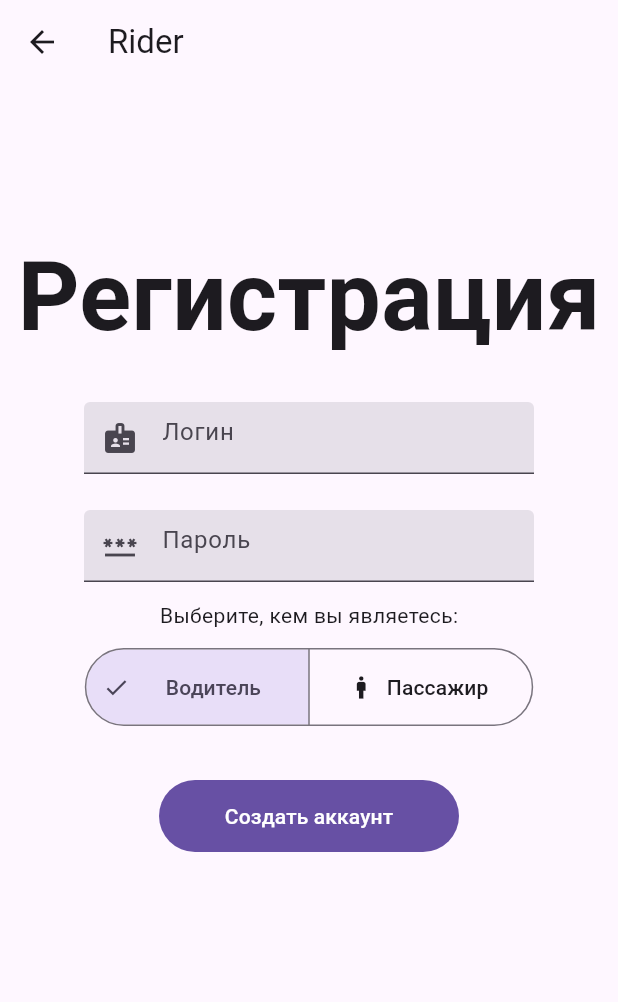
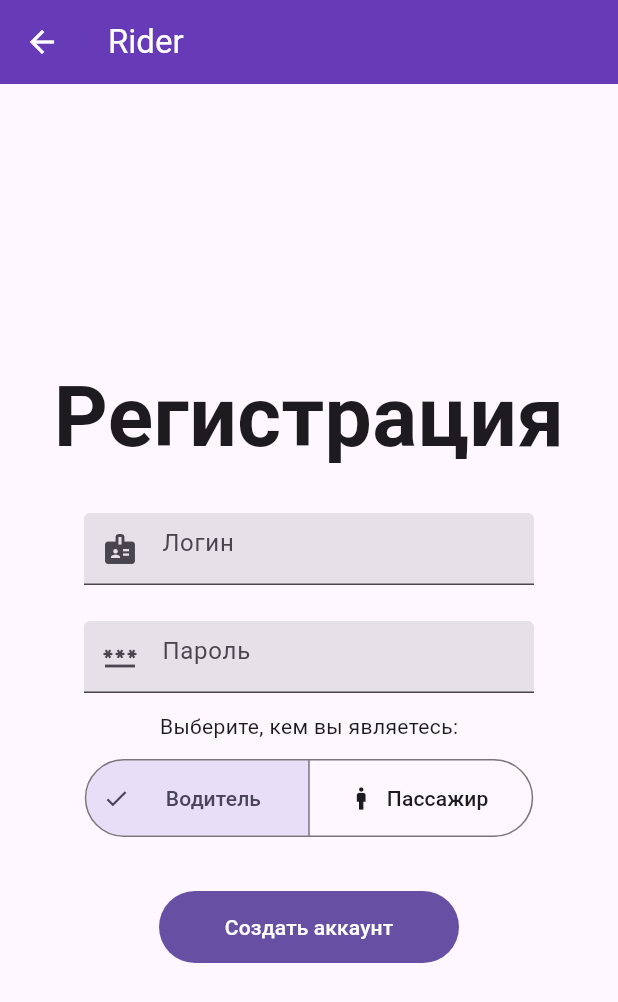
Before and after one commit to 1Taafe/Rider, a Flutter app: the screen it shows after launch, after a tap on "Регистрация", on a phone screen of 412 x 824 dp. Shown: the top 1002 px of the screen. Run offline on Flutter 3.47's test engine with Material 2 defaults, Android fonts, the phone set to English and light mode, and no system bars; our stand-ins replace flutter_spinkit; network calls fail.

Commit message:
Changes: -minor

```diff
--- a/lib/main.dart
+++ b/lib/main.dart
@@ -1,7 +1,6 @@
 import 'package:flutter/material.dart';
 import 'package:rider/pages/LoginPage.dart';
 import 'package:rider/pages/RegisterPage.dart';
-import 'package:http/http.dart' as http;
 
 void main() {
   runApp(MaterialApp(
--- a/lib/pages/LoginPage.dart
+++ b/lib/pages/LoginPage.dart
@@ -23,16 +23,19 @@ class _LoginPageState extends State<LoginPage> {
     return Scaffold(
         appBar: AppBar(
           title: Text(widget.title),
+          backgroundColor: Colors.deepPurple,
+          foregroundColor: Colors.white,
         ),
         body: Column(
+            mainAxisAlignment: MainAxisAlignment.center,
             children: [
               Container(
-                margin: const EdgeInsets.only(top: 96),
+                margin: const EdgeInsets.only(top: 0),
                 child: const Center(
                   child: Text(
                     'Вход',
                     style: TextStyle(
-                        fontSize: 64,
+                        fontSize: 56,
                         fontWeight: FontWeight.bold
                     ),
                   ),
--- a/lib/pages/RegisterPage.dart
+++ b/lib/pages/RegisterPage.dart
@@ -42,16 +42,19 @@ class RegisterPageState extends State<RegisterPage>{
     return Scaffold(
         appBar: AppBar(
           title: const Text("Rider"),
+          backgroundColor: Colors.deepPurple,
+          foregroundColor: Colors.white,
         ),
         body: Column(
+            mainAxisAlignment: MainAxisAlignment.center,
             children: [
               Container(
-                  margin: const EdgeInsets.only(top: 96),
+                  margin: const EdgeInsets.only(top: 0),
                   child: const Center(
                       child: Text(
                         'Регистрация',
                         style: TextStyle(
-                            fontSize: 64,
+                            fontSize: 56,
                             fontWeight: FontWeight.bold
                         ),
                       )
@@ -105,6 +108,10 @@ class RegisterPageState extends State<RegisterPage>{
                 ),
               ),
               Center(
+                child: Row(
+                  mainAxisAlignment: MainAxisAlignment.center,
+                  children: [
+                    Center(
                       child: Container(
                           margin: const EdgeInsets.only(top: 32),
                           child: ConstrainedBox(
@@ -122,14 +129,17 @@ class RegisterPageState extends State<RegisterPage>{
                         visible: isLoaderVisible,
                         child: Center(
                           child: Container(
-                    margin: const EdgeInsets.only(top: 32),
-                    child: const SpinKitPouringHourGlassRefined(
+                            margin: const EdgeInsets.fromLTRB(32,32, 0, 0),
+                            child: const SpinKitSpinningLines(
                               color: Colors.deepPurple,
-                      duration: Duration(milliseconds: 1600),
-                      size: 70.0,
+                              duration: Duration(milliseconds: 2200),
+                              size: 48.0,
                             ),
                           ),
                         )
+                    )
+                  ],
+                ),
               )
             ]
         )
@@ -154,7 +164,7 @@ class RegisterPageState extends State<RegisterPage>{
           updateButtonState();
         })
         .catchError((error) {
-          showAlertDialog(context, "Ошибка", "Отсутствует связь с сервером.");
+          showAlertDialog(context, "Ошибка", error.toString());
           toggleLoaderVisibility();
           updateButtonState();
         }
@@ -170,13 +180,41 @@ class RegisterPageState extends State<RegisterPage>{
       'role' : role
     });
     if (response.statusCode == 200) {
-      showAlertDialog(context, 'Alert', response.body);
+      toggleLoaderVisibility();
+      showAlertDialogWithAction(context, 'Уведомление', response.body, (){
+        Navigator.pushNamedAndRemoveUntil(context, "/", (route) => false);
+      });
+    }
+    else {
+      showAlertDialog(context, 'Ошибка', response.body);
       toggleLoaderVisibility();
     }
-    else {
-      showAlertDialog(context, 'Alert', response.body);
-      toggleLoaderVisibility();
   }
+
+  void showAlertDialogWithAction(BuildContext context, String title, String message, VoidCallback action) {
+    // Create the AlertDialog
+    AlertDialog dialog = AlertDialog(
+      title: Text(title),
+      content: Text(message),
+      actions: <Widget>[
+        TextButton(
+          child: Text('OK'),
+          onPressed: () {
+
+            Navigator.of(context).pop();
+            action();
+          },
+        ),
+      ],
+    );
+
+    // Show the dialog
+    showDialog(
+      context: context,
+      builder: (BuildContext context) {
+        return dialog;
+      },
+    );
   }
 
   void showAlertDialog(BuildContext context, String title, String message) {
@@ -188,7 +226,6 @@ class RegisterPageState extends State<RegisterPage>{
         TextButton(
           child: Text('OK'),
           onPressed: () {
-            // Close the dialog
             Navigator.of(context).pop();
           },
         ),
```
Lines whose indentation alone changed are shown as unchanged.
